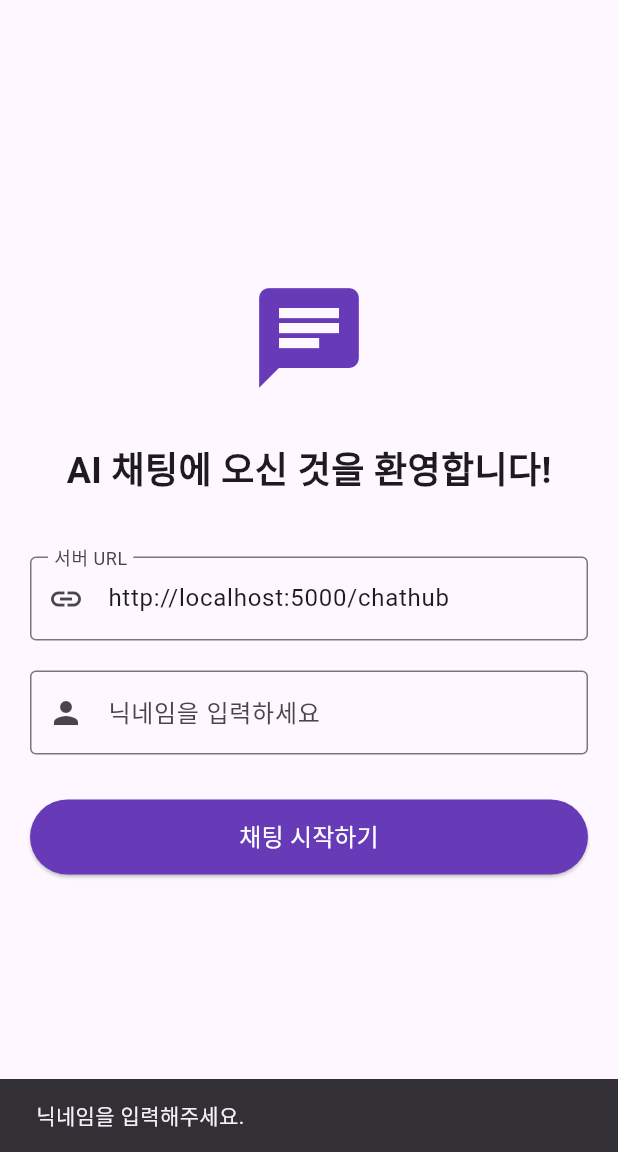
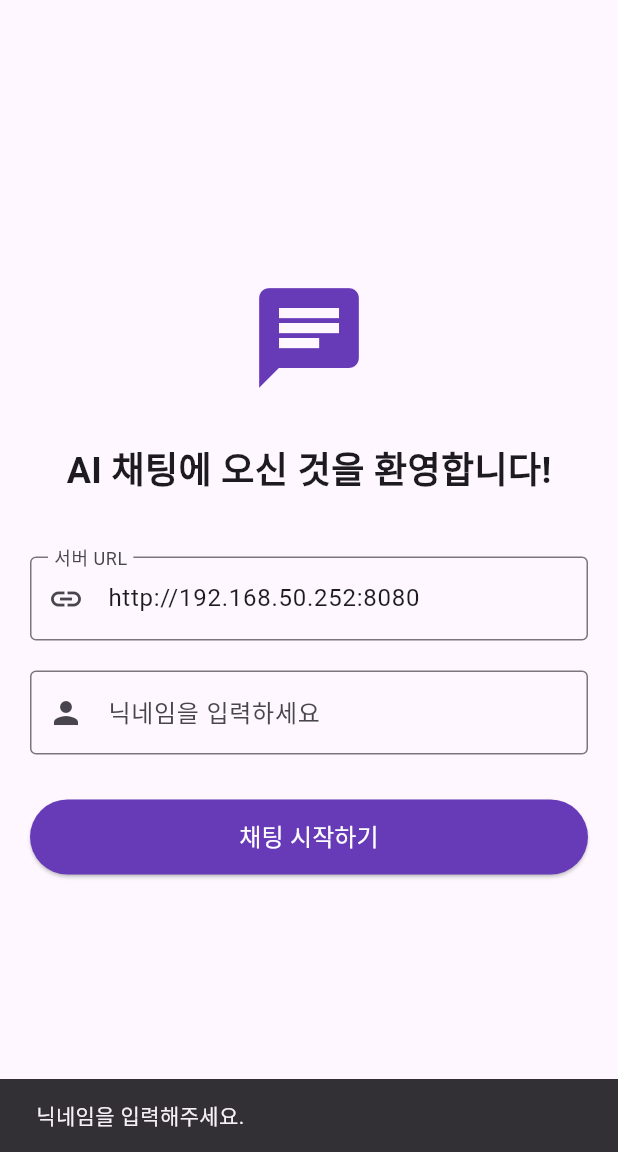
Before and after one commit to atawLee/ai_chat_client, a Flutter app: the screen it shows after launch, after a tap on "채팅 시작하기", on a phone screen of 412 x 824 dp, the part 84-1236 px from its top. Run offline on Flutter 3.47's test engine with Material 3 defaults, Android fonts, the phone set to English and light mode, and no system bars; our stand-ins replace shared_preferences.

```diff
--- a/lib/main.dart
+++ b/lib/main.dart
@@ -1,9 +1,7 @@
 import 'package:flutter/material.dart';
-import 'package:provider/provider.dart';
 import 'package:shared_preferences/shared_preferences.dart';
 import 'screens/nickname_screen.dart';
 import 'screens/room_list_screen.dart';
-import 'providers/chat_provider.dart';
 
 void main() {
   runApp(const MyApp());
@@ -14,16 +12,13 @@ class MyApp extends StatelessWidget {
 
   @override
   Widget build(BuildContext context) {
-    return ChangeNotifierProvider(
-      create: (context) => ChatProvider(),
-      child: MaterialApp(
-        title: 'AI Chat',
-        theme: ThemeData(
-          colorScheme: ColorScheme.fromSeed(seedColor: Colors.deepPurple),
-          useMaterial3: true,
-        ),
-        home: const SplashScreen(),
+    return MaterialApp(
+      title: 'AI Chat',
+      theme: ThemeData(
+        colorScheme: ColorScheme.fromSeed(seedColor: Colors.deepPurple),
+        useMaterial3: true,
       ),
+      home: const SplashScreen(),
     );
   }
 }
--- a/lib/screens/nickname_screen.dart
+++ b/lib/screens/nickname_screen.dart
@@ -1,7 +1,5 @@
 import 'package:flutter/material.dart';
-import 'package:provider/provider.dart';
 import 'package:shared_preferences/shared_preferences.dart';
-import '../providers/chat_provider.dart';
 import 'room_list_screen.dart';
 
 class NicknameScreen extends StatefulWidget {
@@ -19,8 +17,8 @@ class _NicknameScreenState extends State<NicknameScreen> {
   @override
   void initState() {
     super.initState();
-    // 기본 서버 URL 설정 (실제 SignalR 서버 URL로 변경하세요)
-    _serverUrlController.text = 'http://localhost:5000/chathub';
+    // 기본 서버 URL 설정
+    _serverUrlController.text = 'http://192.168.50.252:8080';
   }
 
   @override
@@ -30,8 +28,16 @@ class _NicknameScreenState extends State<NicknameScreen> {
         title: const Text('AI Chat'),
         backgroundColor: Theme.of(context).colorScheme.inversePrimary,
       ),
-      body: Padding(
+      body: SingleChildScrollView(
         padding: const EdgeInsets.all(20.0),
+        child: ConstrainedBox(
+          constraints: BoxConstraints(
+            minHeight:
+                MediaQuery.of(context).size.height -
+                MediaQuery.of(context).padding.top -
+                kToolbarHeight -
+                40,
+          ),
           child: Column(
             mainAxisAlignment: MainAxisAlignment.center,
             children: [
@@ -58,14 +64,14 @@ class _NicknameScreenState extends State<NicknameScreen> {
                   border: OutlineInputBorder(),
                   prefixIcon: Icon(Icons.person),
                 ),
-              onSubmitted: (_) => _connectToServer(),
+                onSubmitted: (_) => _saveNickname(),
               ),
               const SizedBox(height: 30),
               SizedBox(
                 width: double.infinity,
                 height: 50,
                 child: ElevatedButton(
-                onPressed: _isLoading ? null : _connectToServer,
+                  onPressed: _isLoading ? null : _saveNickname,
                   style: ElevatedButton.styleFrom(
                     backgroundColor: Colors.deepPurple,
                     foregroundColor: Colors.white,
@@ -78,10 +84,11 @@ class _NicknameScreenState extends State<NicknameScreen> {
             ],
           ),
         ),
+      ),
     );
   }
 
-  Future<void> _connectToServer() async {
+  Future<void> _saveNickname() async {
     final nickname = _nicknameController.text.trim();
     final serverUrl = _serverUrlController.text.trim();
 
@@ -104,34 +111,22 @@ class _NicknameScreenState extends State<NicknameScreen> {
     });
 
     try {
-      // 닉네임 저장
+      // 닉네임과 서버 URL 저장
       SharedPreferences prefs = await SharedPreferences.getInstance();
       await prefs.setString('nickname', nickname);
       await prefs.setString('serverUrl', serverUrl);
 
-      // SignalR 연결
-      final chatProvider = Provider.of<ChatProvider>(context, listen: false);
-      await chatProvider.initializeConnection(serverUrl, nickname);
-
-      if (chatProvider.isConnected) {
       // 방 목록 화면으로 이동
       if (mounted) {
         Navigator.of(context).pushReplacement(
           MaterialPageRoute(builder: (context) => const RoomListScreen()),
         );
       }
-      } else {
-        if (mounted) {
-          ScaffoldMessenger.of(context).showSnackBar(
-            const SnackBar(content: Text('서버 연결에 실패했습니다. URL을 확인해주세요.')),
-          );
-        }
-      }
     } catch (e) {
       if (mounted) {
         ScaffoldMessenger.of(
           context,
-        ).showSnackBar(SnackBar(content: Text('연결 오류: $e')));
+        ).showSnackBar(SnackBar(content: Text('오류: $e')));
       }
     } finally {
       if (mounted) {
```
Also changed, not shown: lib/providers/chat_provider.dart (deleted, +0 -145 lines), lib/screens/chat_room_screen.dart (+32 -36 lines), lib/screens/room_list_screen.dart (+54 -80 lines), pubspec.yaml (+1 -35 lines), pubspec.lock, 3 other files. Lines whose indentation alone changed are shown as unchanged.
